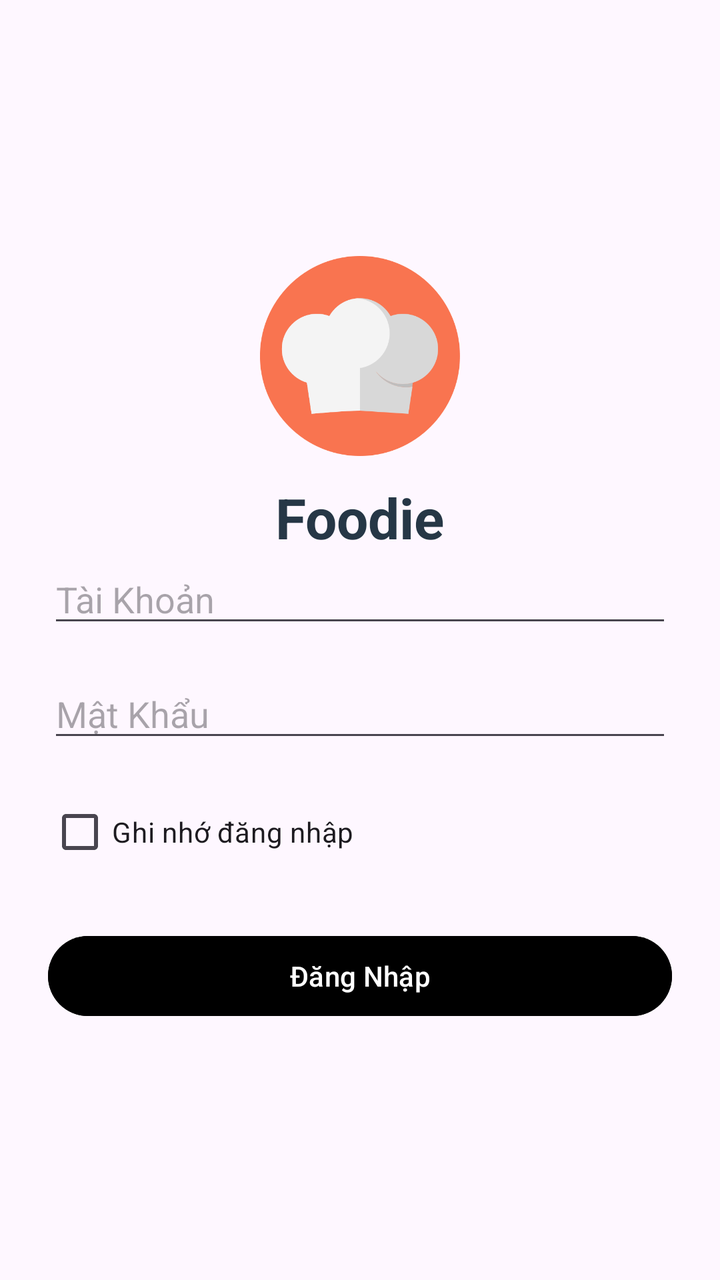
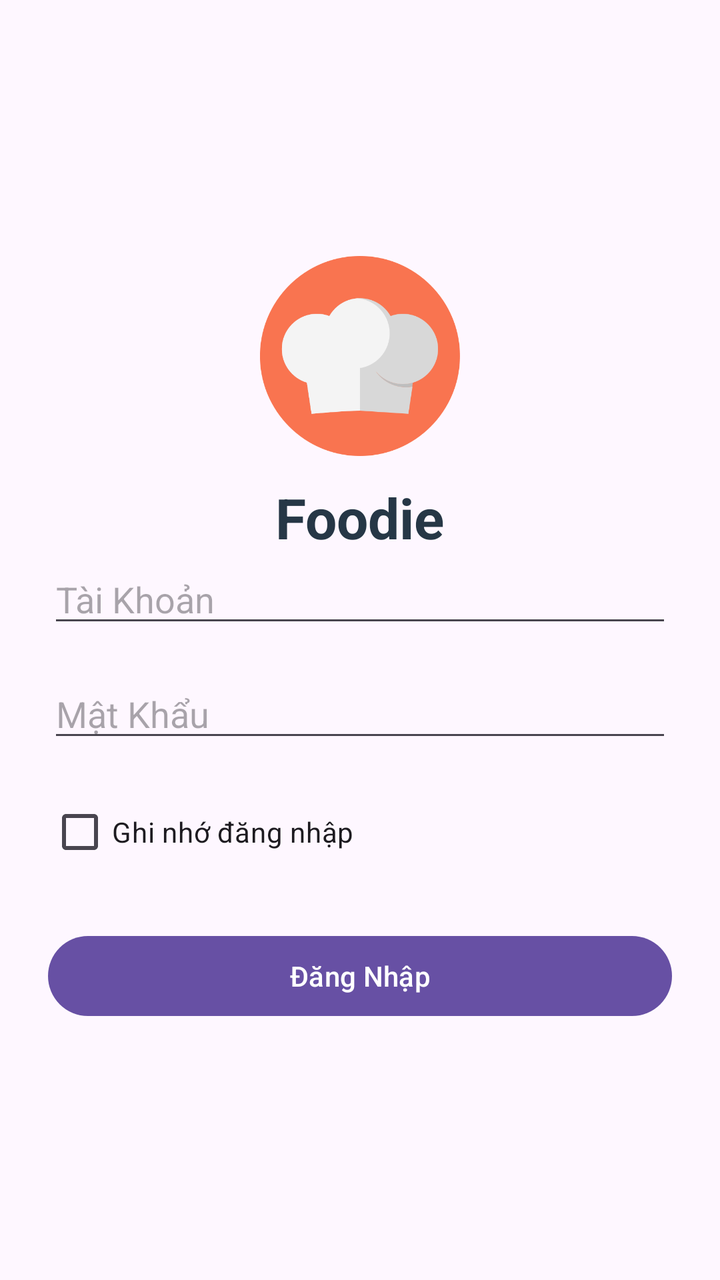

An Android layout rendered at two revisions. The XML below is the earlier revision; the diff shows what the commit changed to produce the second picture.
<!-- AndroidManifest.xml: application theme Theme.Fooddie -->
<!-- res/layout/login.xml -->
<?xml version="1.0" encoding="utf-8"?>
<LinearLayout xmlns:android="http://schemas.android.com/apk/res/android"
    android:id="@+id/login"
    android:layout_width="match_parent"
    android:layout_height="match_parent"
    android:gravity="center"
    android:orientation="vertical"
    android:padding="24dp">

    <ImageView
        android:id="@+id/imgLogo"
        android:layout_width="100dp"
        android:layout_height="100dp"
        android:layout_gravity="center"
        android:src="@drawable/ic_logo_chef" />

    <TextView
        android:layout_width="wrap_content"
        android:layout_height="wrap_content"
        android:layout_marginTop="12dp"
        android:text="Foodie"
        android:textColor="#263746"
        android:textSize="28sp"
        android:textStyle="bold" />

    <EditText
        android:id="@+id/edtTaiKhoan"
        android:layout_width="match_parent"
        android:layout_height="wrap_content"
        android:hint="Tài Khoản "
        android:inputType="text" />

    <EditText
        android:id="@+id/edtMatKhau"
        android:layout_width="match_parent"
        android:layout_height="wrap_content"
        android:layout_marginTop="16dp"
        android:hint="Mật Khẩu"
        android:inputType="textPassword" />

    <CheckBox
        android:id="@+id/cbCookie"
        android:layout_width="match_parent"
        android:layout_height="wrap_content"
        android:layout_marginTop="16dp"
        android:text="Ghi nhớ đăng nhập" />

    <Button
        android:id="@+id/btnDangNhap"
        android:layout_width="match_parent"
        android:layout_height="wrap_content"
        android:layout_marginTop="24dp"
        android:text="Đăng Nhập"
        android:backgroundTint=""/>
</LinearLayout>
<!-- resources referenced by this layout -->
<resources>
  <!-- drawable ic_logo_chef: png bitmap (drawable, 22600 bytes) -->
  <style name="Theme.Fooddie" parent="Base.Theme.Fooddie" />
  <style name="Base.Theme.Fooddie" parent="Theme.Material3.DayNight.NoActionBar">
          
          
      </style>
</resources>

<!-- the commit's change to res/layout/login.xml (unified diff, before → after) -->
@@ -50,6 +50,5 @@
         android:layout_width="match_parent"
         android:layout_height="wrap_content"
         android:layout_marginTop="24dp"
-        android:text="Đăng Nhập"
-        android:backgroundTint=""/>
+        android:text="Đăng Nhập"/>
 </LinearLayout>
